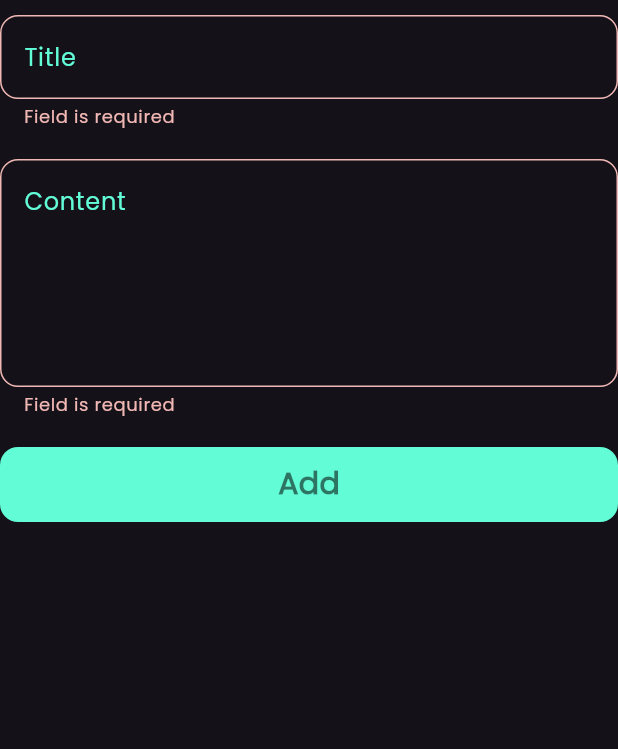
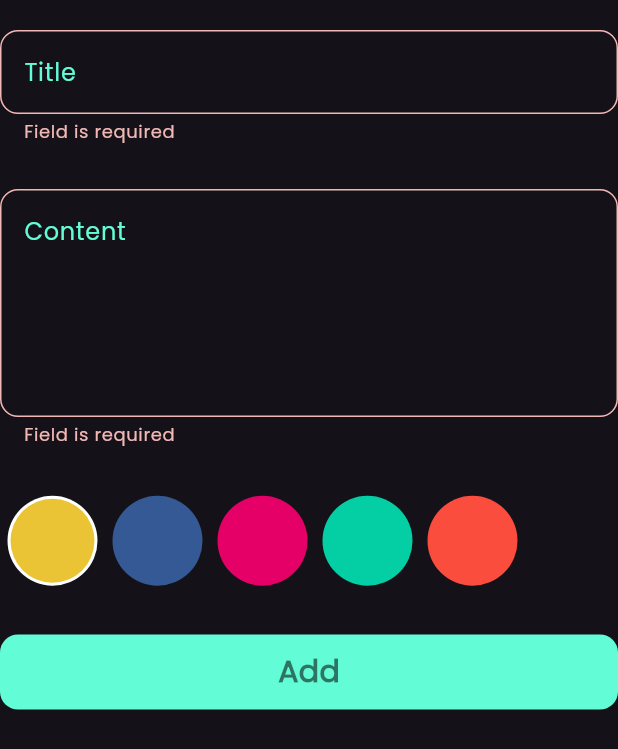
Before and after one commit to mo7ossam44/notes_app, a Flutter app: the AddNoteForm widget shown alone on an empty page, opened directly, after a tap on "Add", on a phone screen of 412 x 824 dp. Shown: the top 749 px of the screen. Run offline on Flutter 3.47's test engine with Material 3 defaults, Android fonts, the phone set to English and light mode, and no system bars; our stand-ins replace bloc, flutter_bloc, hive, hive_flutter, top_snackbar_flutter; accounts and stored records are empty.

Commit message:
edit colors based on page

```diff
--- a/lib/widgets/add_note_form.dart
+++ b/lib/widgets/add_note_form.dart
@@ -1,9 +1,11 @@
 import 'package:flutter/material.dart';
+import 'package:intl/intl.dart';
+import 'package:notes/models/note_model.dart';
 import 'package:flutter_bloc/flutter_bloc.dart';
-import 'package:notes/cubits/add_note_cubit/add_note_cubit.dart';
-import 'package:notes/models/note_model.dart';
+import 'package:notes/widgets/colors_list_view.dart';
 import 'package:notes/widgets/custom_text_field.dart';
 import 'package:notes/widgets/custom_inside_bottom.dart';
+import 'package:notes/cubits/add_note_cubit/add_note_cubit.dart';
 
 class AddNoteForm extends StatefulWidget {
   const AddNoteForm({super.key});
@@ -16,7 +18,7 @@ class _AddNoteFormState extends State<AddNoteForm> {
   final GlobalKey<FormState> formKey = GlobalKey();
   AutovalidateMode autovalidateMode = AutovalidateMode.disabled;
   String? title, subtitle;
-
+  int? color;
   @override
   Widget build(BuildContext context) {
     return Form(
@@ -24,6 +26,7 @@ class _AddNoteFormState extends State<AddNoteForm> {
       autovalidateMode: autovalidateMode,
       child: Column(
         children: [
+          SizedBox(height: 10),
           CustomTextFiled(
             text: 'Title',
             maxlines: 1,
@@ -31,6 +34,7 @@ class _AddNoteFormState extends State<AddNoteForm> {
               title = value;
             },
           ),
+          SizedBox(height: 10),
           CustomTextFiled(
             text: 'Content',
             maxlines: 5,
@@ -38,16 +42,20 @@ class _AddNoteFormState extends State<AddNoteForm> {
               subtitle = value;
             },
           ),
+          SizedBox(height: 20),
+          const ColorsListView(),
+          SizedBox(height: 20),
           CustomInsideButton(
             text: 'Add',
             onTap: () {
               if (formKey.currentState!.validate()) {
                 formKey.currentState!.save();
-                var noteModel = NoteModel(
+                String formatetedCurrentDate = manageDate();
+                NoteModel noteModel = NoteModel(
                   title: title!,
                   subtitle: subtitle!,
-                  color: Colors.blue.value,
-                  dateTime: DateTime.now().toString(),
+                  color: Colors.red.value,
+                  dateTime: formatetedCurrentDate,
                 );
                 BlocProvider.of<AddNoteCubit>(context).addNote(noteModel);
               } else {
@@ -55,8 +63,17 @@ class _AddNoteFormState extends State<AddNoteForm> {
               }
             },
           ),
+          SizedBox(height: 10),
         ],
       ),
     );
   }
+
+  String manageDate() {
+    var currentDate = DateTime.now();
+    var formatetedCurrentDate = DateFormat(
+      'dd-mm-yyyy',
+    ).format(currentDate);
+    return formatetedCurrentDate;
+  }
 }
--- /dev/null
+++ b/lib/widgets/colors_list_view.dart
@@ -0,0 +1,59 @@
+import 'package:flutter/material.dart';
+import 'package:flutter_bloc/flutter_bloc.dart';
+import 'package:notes/constants.dart';
+import 'package:notes/cubits/add_note_cubit/add_note_cubit.dart';
+
+class ColorItem extends StatelessWidget {
+  const ColorItem({super.key, required this.isActive, required this.color});
+
+  final bool isActive;
+  final Color color;
+
+  @override
+  Widget build(BuildContext context) {
+    return isActive
+        ? CircleAvatar(
+            backgroundColor: Colors.white,
+            radius: 30,
+            child: CircleAvatar(backgroundColor: color, radius: 28),
+          )
+        : CircleAvatar(backgroundColor: color, radius: 30);
+  }
+}
+
+class ColorsListView extends StatefulWidget {
+  const ColorsListView({super.key});
+
+  @override
+  State<ColorsListView> createState() => _ColorsListViewState();
+}
+
+class _ColorsListViewState extends State<ColorsListView> {
+  int currentIndex = 0;
+
+  @override
+  Widget build(BuildContext context) {
+    return SizedBox(
+      height: 65,
+      child: ListView.builder(
+        physics: NeverScrollableScrollPhysics(),
+        scrollDirection: Axis.horizontal,
+        itemCount: kColors.length,
+        itemBuilder: (context, index) => GestureDetector(
+          onTap: () {
+            currentIndex = index;
+            BlocProvider.of<AddNoteCubit>(context).color = kColors[index];
+            setState(() {});
+          },
+          child: Padding(
+            padding: const EdgeInsets.symmetric(horizontal: 5),
+            child: ColorItem(
+              isActive: currentIndex == index,
+              color: kColors[index],
+            ),
+          ),
+        ),
+      ),
+    );
+  }
+}
```
